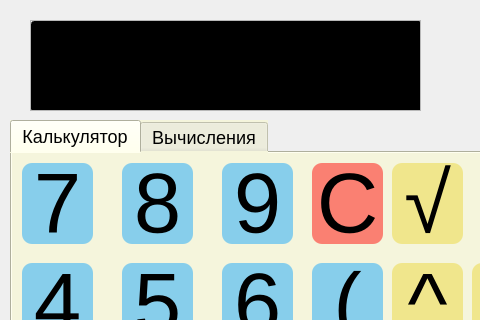
First picture: the form in calcui.ui, repository coder6497/coldcalc, before the edit; both pictures show x 0 to 480 and y 0 to 320 of the 640 by 683 pixel window.
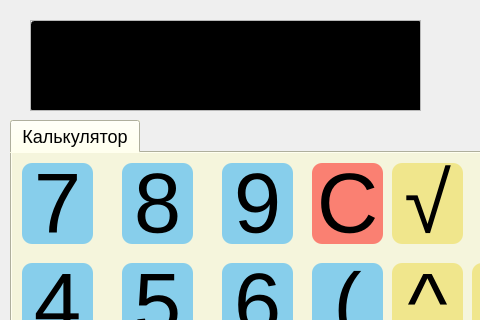
Second picture: the form after the edit.

Patch:
```diff
--- a/calcui.ui
+++ b/calcui.ui
@@ -999,11 +999,6 @@
      </attribute>
     </widget>
    </widget>
-   <widget class="QWidget" name="tab_4">
-    <attribute name="title">
-     <string>Вычисления</string>
-    </attribute>
-   </widget>
   </widget>
  </widget>
  <resources/>
```
